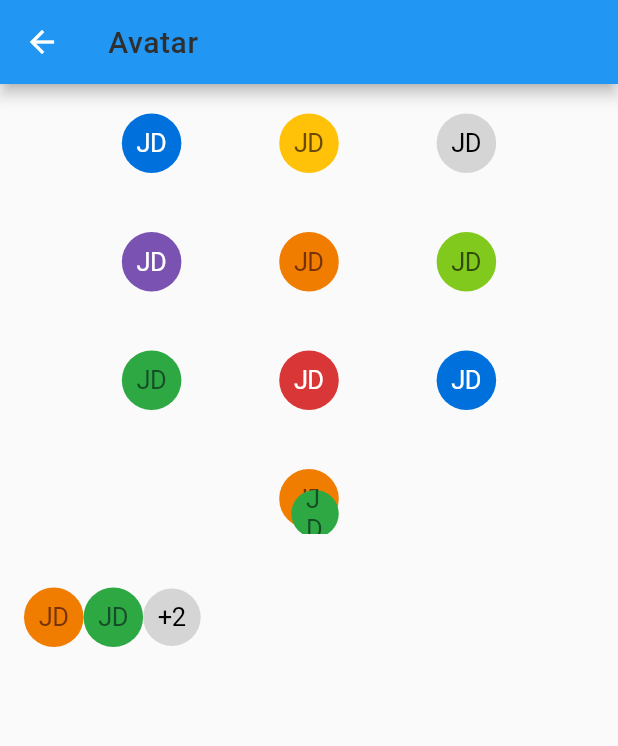
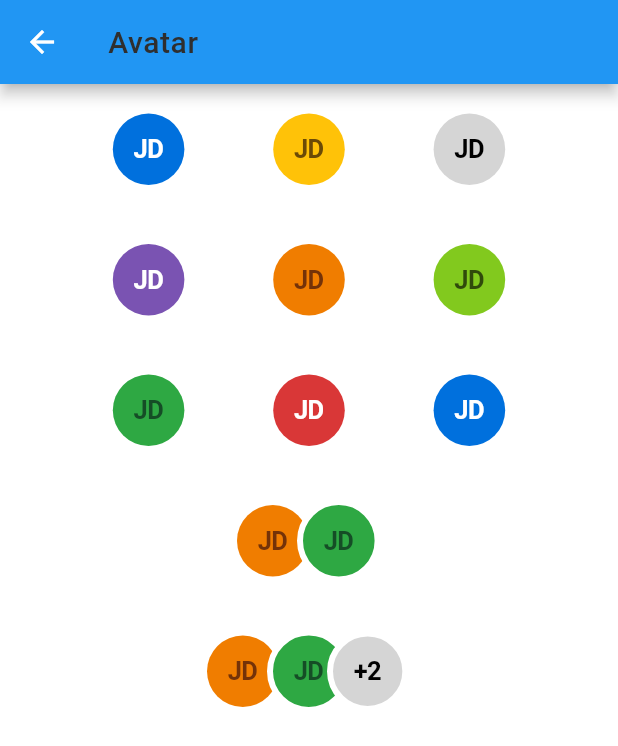
Before and after one commit to innovaccer/mobile-design-system, a Flutter app: the MDSAvatarScreen screen opened by its route, on a phone screen of 412 x 824 dp. Shown: the top 746 px of the screen. Run offline on Flutter 3.47's test engine with Material 2 defaults, Android fonts, the phone set to English and light mode, and no system bars; drawn by our look-alikes of flutter_styled_toast; our stand-ins replace fluro, get_it, shared_preferences, sms_autofill; accounts and stored records are empty.

Commit message:
avatar group added

```diff
--- a/example/lib/screens/avatar/mds_avatar_screen.dart
+++ b/example/lib/screens/avatar/mds_avatar_screen.dart
@@ -25,6 +25,7 @@ class _MDSAvatarScreenState extends State<MDSAvatarScreen> with SpacingMixin, Co
   @override
   Widget build(BuildContext context) {
     return Scaffold(
+      backgroundColor: ColorToken.white,
       appBar: AppBar(
         title: MDSTitle(
           'Avatar',
--- a/lib/src/design_system/widgets/atoms/avatar/mds_avatar.dart
+++ b/lib/src/design_system/widgets/atoms/avatar/mds_avatar.dart
@@ -1,7 +1,7 @@
 import 'package:flutter/material.dart';
 import 'package:innovaccer_design_system/innovaccer_design_system.dart';
 
-class MDSAvatar extends StatelessWidget with SpacingMixin, ColorMixin {
+class MDSAvatar extends StatelessWidget with SpacingMixin, ColorMixin, FontMixin {
   final List<MdsAvatarType>? avatarList;
 
   MDSAvatar({
@@ -11,55 +11,68 @@ class MDSAvatar extends StatelessWidget with SpacingMixin, ColorMixin {
   @override
   Widget build(BuildContext context) {
     if (avatarList!.length == 1) {
-      return _avatarItem(avatarList!.single, context);
+      return _avatarItem(avatarList!.single, context, false);
     } else if (avatarList!.length == 2) {
-      return Stack(
+      return Container(
+        width: 40 + 40 + 8 + 8,
+        color: ColorToken.white,
+        child: Stack(
           children: [
-          _avatarItem(avatarList![0], context),
+            _avatarItem(avatarList![0], context, false),
             Positioned(
-            right: 0,
-            left: 0,
-            child: Padding(
-              padding: pl4,
-              child: _avatarItem(avatarList![1], context),
-            ),
+              left: 40,
+              bottom: -4,
+              child: _avatarItem(avatarList![1], context, true),
             ),
           ],
+        ),
       );
     } else if (avatarList!.length > 2) {
-      return Row(
+      return Container(
+        width: 40 + 40 + 40 + 8 + 8,
+        color: ColorToken.white,
+        child: Stack(
           children: [
-          _avatarItem(avatarList![0], context),
-          _avatarItem(avatarList![1], context),
-          _avatarItem(
-              MdsAvatarType(
-                avatarText: '+2',
-                avatarType: AvatarType.stone,
+            _avatarItem(avatarList![0], context, false),
+            Positioned(
+              left: 40,
+              bottom: -4,
+              child: _avatarItem(avatarList![1], context, true),
             ),
-              context),
+            Positioned(
+              left: 80,
+              bottom: -4,
+              child: _avatarItem(MdsAvatarType(avatarText: '+2', avatarType: AvatarType.stone), context, true),
+            ),
           ],
+        ),
       );
     }
     return Container();
   }
 
-  Widget _avatarItem(MdsAvatarType? mdsAvatarType, BuildContext context) {
+  Widget _avatarItem(MdsAvatarType? mdsAvatarType, BuildContext context, bool haveBorder) {
     return Container(
       decoration: BoxDecoration(
         color: mdsAvatarType?.avatarText != null && mdsAvatarType!.avatarText!.trim().isNotEmpty
             ? _getAvatarTheme(mdsAvatarType.avatarType).keys.first
             : secondary,
         shape: BoxShape.circle,
+        border: Border.all(
+          width: spacingM,
+          color: haveBorder ? ColorToken.white : ColorToken.transparent,
+        ),
       ),
       child: Padding(
-        padding: p4 + p2,
+        padding: p4 + p2 + (haveBorder ? p3 : p0),
         child: mdsAvatarType?.avatarText != null && mdsAvatarType!.avatarText!.trim().isNotEmpty
             ? MDSBody(
                 mdsAvatarType.avatarText!.trim(),
                 color: _getAvatarTheme(mdsAvatarType.avatarType).values.first,
               ).copyWith(
                 context,
-                fontSize: spacing2 + spacingXS,
+                fontSize: fontSize17,
+                fontWeight: FontWeight.w600,
               )
             : Icon(
                 Icons.person_outline,
```
Lines whose indentation alone changed are shown as unchanged.
